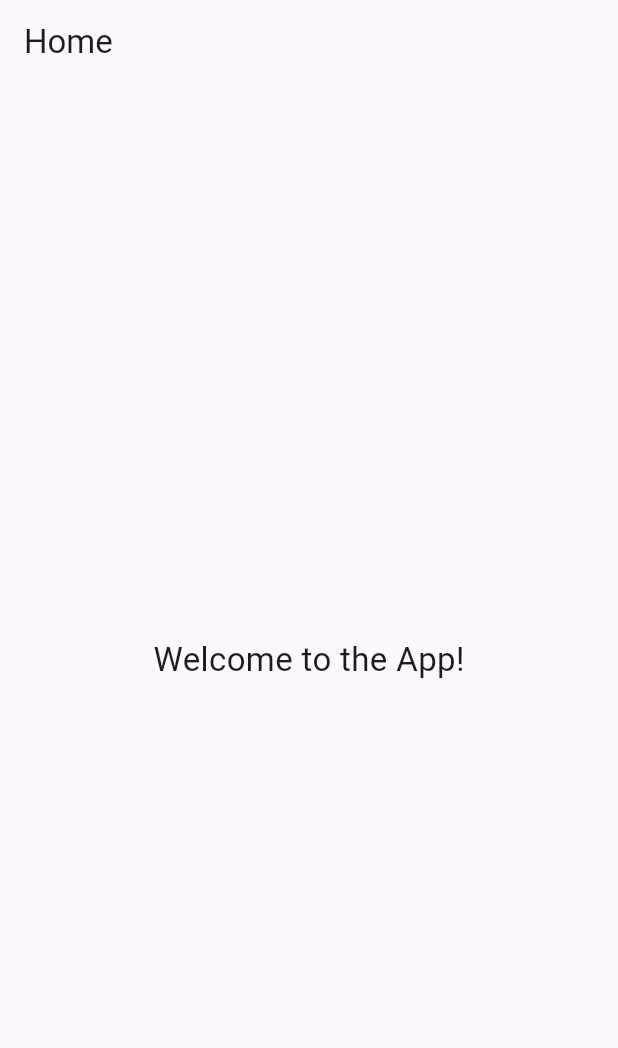
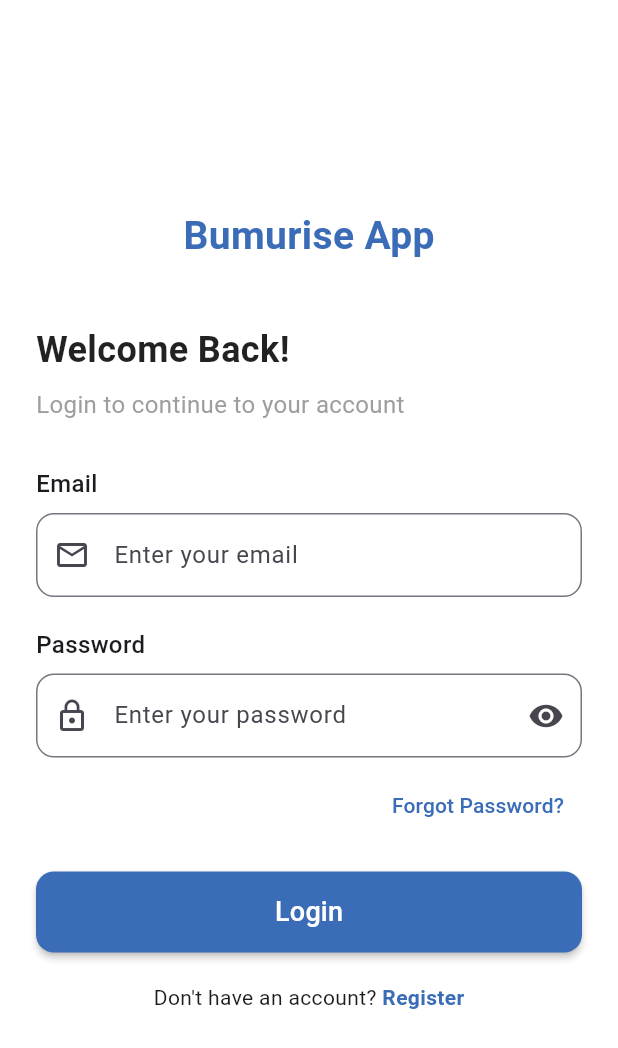
Before and after one commit to Ba-vi/Bumurise_mobile_app, a Flutter app: the screen it shows after launch, after a tap on "Skip", after a tap on "Get Started", on a phone screen of 412 x 824 dp. Shown: the top 1048 px of the screen. Run offline on Flutter 3.47's test engine with Material 3 defaults, Android fonts, the phone set to English and light mode, and no system bars.

Commit message:
worked on auth screens

```diff
--- /dev/null
+++ b/lib/auth/login_screen.dart
@@ -0,0 +1,198 @@
+import 'package:flutter/material.dart';
+import 'package:splash_demo/auth/registration_screen.dart';
+import 'package:splash_demo/auth/forgot_password_screen.dart';
+
+
+class LoginScreen extends StatefulWidget {
+  const LoginScreen({super.key});
+
+  @override
+  State<LoginScreen> createState() => _LoginScreenState();
+}
+
+class _LoginScreenState extends State<LoginScreen> {
+  bool _obscurePassword = true;
+  final TextEditingController _emailController = TextEditingController();
+  final TextEditingController _passwordController = TextEditingController();
+
+  @override
+  Widget build(BuildContext context) {
+    const Color brandBlue = Color.fromARGB(255, 58, 108, 183);
+
+    return Scaffold(
+      backgroundColor: Colors.white,
+      body: Padding(
+        padding: const EdgeInsets.symmetric(horizontal: 24.0),
+        child: Center(
+          child: SingleChildScrollView(
+            child: Column(
+              crossAxisAlignment: CrossAxisAlignment.start,
+              children: [
+                // App title
+                Center(
+                  child: Column(
+                    children: const [
+                      SizedBox(height: 10),
+                      Text(
+                        'Bumurise App',
+                        style: TextStyle(
+                          fontSize: 26,
+                          fontWeight: FontWeight.bold,
+                          color: brandBlue,
+                        ),
+                      ),
+                    ],
+                  ),
+                ),
+                const SizedBox(height: 40),
+
+                const Text(
+                  'Welcome Back!',
+                  style: TextStyle(
+                    fontSize: 24,
+                    fontWeight: FontWeight.bold,
+                    color: Colors.black87,
+                  ),
+                ),
+                const SizedBox(height: 8),
+                const Text(
+                  'Login to continue to your account',
+                  style: TextStyle(fontSize: 16, color: Colors.grey),
+                ),
+                const SizedBox(height: 30),
+
+                // Email Field
+                const Text(
+                  'Email',
+                  style: TextStyle(fontSize: 16, fontWeight: FontWeight.w500),
+                ),
+                const SizedBox(height: 8),
+                TextField(
+                  controller: _emailController,
+                  keyboardType: TextInputType.emailAddress,
+                  decoration: InputDecoration(
+                    hintText: 'Enter your email',
+                    prefixIcon: const Icon(Icons.email_outlined),
+                    focusedBorder: OutlineInputBorder(
+                      borderSide: BorderSide(color: brandBlue, width: 1.5),
+                      borderRadius: BorderRadius.circular(12),
+                    ),
+                    border: OutlineInputBorder(
+                      borderRadius: BorderRadius.circular(12),
+                    ),
+                  ),
+                ),
+                const SizedBox(height: 20),
+
+                // Password Field
+                const Text(
+                  'Password',
+                  style: TextStyle(fontSize: 16, fontWeight: FontWeight.w500),
+                ),
+                const SizedBox(height: 8),
+                TextField(
+                  controller: _passwordController,
+                  obscureText: _obscurePassword,
+                  decoration: InputDecoration(
+                    hintText: 'Enter your password',
+                    prefixIcon: const Icon(Icons.lock_outline),
+                    suffixIcon: IconButton(
+                      icon: Icon(
+                        _obscurePassword
+                            ? Icons.visibility
+                            : Icons.visibility_off,
+                      ),
+                      onPressed: () {
+                        setState(() {
+                          _obscurePassword = !_obscurePassword;
+                        });
+                      },
+                    ),
+                    focusedBorder: OutlineInputBorder(
+                      borderSide: BorderSide(color: brandBlue, width: 1.5),
+                      borderRadius: BorderRadius.circular(12),
+                    ),
+                    border: OutlineInputBorder(
+                      borderRadius: BorderRadius.circular(12),
+                    ),
+                  ),
+                ),
+
+                const SizedBox(height: 8),
+                // Forgot Password under password field
+                Align(
+                  alignment: Alignment.centerRight,
+                  child: TextButton(
+                    onPressed: () {
+                      Navigator.push(
+                        context,
+                        MaterialPageRoute(
+                          builder: (_) => const ForgotPasswordScreen(),
+                        ),
+                      );
+                      // Implement forgot password
+                    },
+                    child: const Text(
+                      'Forgot Password?',
+                      style: TextStyle(color: brandBlue),
+                    ),
+                  ),
+                ),
+
+                const SizedBox(height: 20),
+                // Login Button
+                SizedBox(
+                  width: double.infinity,
+                  child: ElevatedButton(
+                    style: ElevatedButton.styleFrom(
+                      backgroundColor: brandBlue,
+                      padding: const EdgeInsets.symmetric(vertical: 14),
+                      shape: RoundedRectangleBorder(
+                        borderRadius: BorderRadius.circular(12),
+                      ),
+                      elevation: 2,
+                    ),
+                    onPressed: () {
+                      // Implement login functionality
+                    },
+                    child: const Text(
+                      'Login',
+                      style: TextStyle(fontSize: 18, color: Colors.white),
+                    ),
+                  ),
+                ),
+
+                const SizedBox(height: 20),
+                // Already have an account? Register
+                Row(
+                  mainAxisAlignment: MainAxisAlignment.center,
+                  children: [
+                    const Text('Don\'t have an account? '),
+                    GestureDetector(
+                      onTap: () {
+                        Navigator.pushReplacement(
+                          context,
+                          MaterialPageRoute(
+                            builder: (_) => const RegistrationScreen(),
+                          ),
+                        );
+                      },
+                      child: Text(
+                        'Register',
+                        style: TextStyle(
+                          color: brandBlue,
+                          fontWeight: FontWeight.bold,
+                        ),
+                      ),
+                    ),
+                  ],
+                ),
+                const SizedBox(height: 20),
+              ],
+            ),
+          ),
+        ),
+      ),
+    );
+  }
+}
--- a/lib/main.dart
+++ b/lib/main.dart
@@ -1,15 +1,30 @@
 import 'package:flutter/material.dart';
 import 'screens/splash_screen.dart';
+import 'auth/login_screen.dart';
+
 void main() {
-runApp(MyApp());
+  runApp(const MyApp());
 }
+
 class MyApp extends StatelessWidget {
+  const MyApp({super.key});
+
   @override
   Widget build(BuildContext context) {
     return MaterialApp(
+      title: 'Savings & Investment App',
       debugShowCheckedModeBanner: false,
-title: 'Splash Demo',
+      theme: ThemeData(
+        primarySwatch: Colors.blue,
+      ),
+      // Start with the Splash Screen
       home: SplashScreen(),
+
+      // Optional: Define routes for easy navigation
+      routes: {
+        '/login': (context) => LoginScreen(),
+        '/splash': (context) =>  SplashScreen(),
+      },
     );
   }
 }
--- a/lib/screens/onboarding_screen.dart
+++ b/lib/screens/onboarding_screen.dart
@@ -1,5 +1,5 @@
 import 'package:flutter/material.dart';
-import 'home_screen.dart';
+import 'package:splash_demo/Auth/login_screen.dart';
 
 
 class OnboardingScreen extends StatefulWidget {
@@ -48,7 +48,7 @@ class _OnboardingScreenState extends State<OnboardingScreen> {
               onPressed: () {
                 Navigator.pushReplacement(
                   context,
-                  MaterialPageRoute(builder: (_) => HomeScreen()),
+                  MaterialPageRoute(builder: (_) => LoginScreen()),
                 );
               },
               child: Container(
```
Also changed, not shown: lib/auth/forgot_password_screen.dart (added, +118 -0 lines), lib/auth/registration_screen.dart (added, +210 -0 lines), lib/auth/verification_screen.dart (added, +139 -0 lines). Lines whose indentation alone changed are shown as unchanged.
